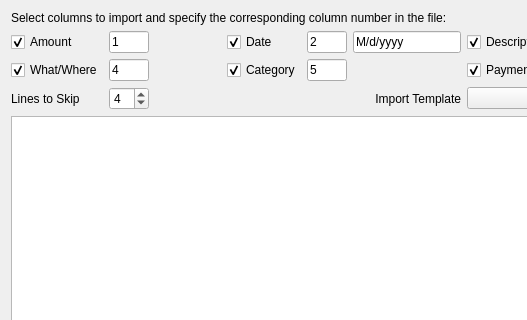
Qt form csvimportdialog.ui (DatabasesWorks/Costs-daily-income-and-expenses) before a commit; both pictures show x 0 to 527 and y 0 to 320 of the 640 by 463 pixel window.
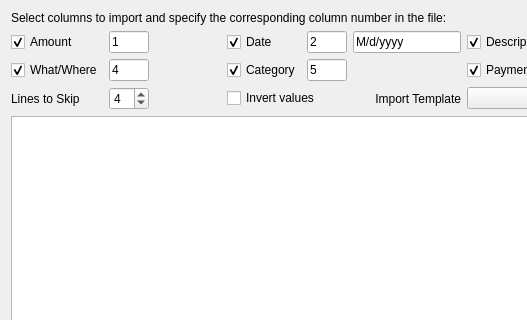
The same form after that commit.

Diff of the .ui file:
```diff
--- a/csvimportdialog.ui
+++ b/csvimportdialog.ui
@@ -283,6 +283,13 @@
        </property>
       </widget>
      </item>
+     <item row="3" column="3" colspan="2">
+      <widget class="QCheckBox" name="invertCheck">
+       <property name="text">
+        <string>Invert values</string>
+       </property>
+      </widget>
+     </item>
     </layout>
    </item>
    <item>
```
